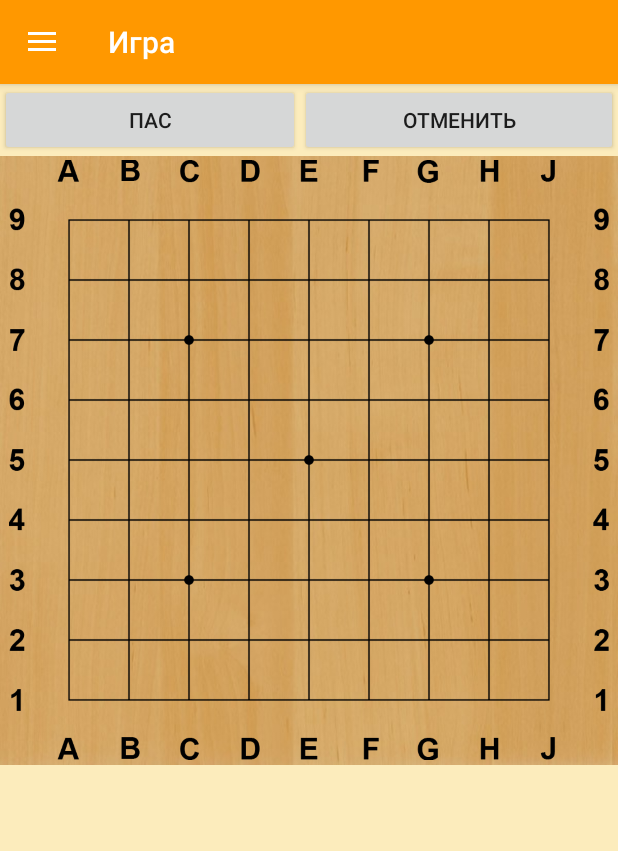
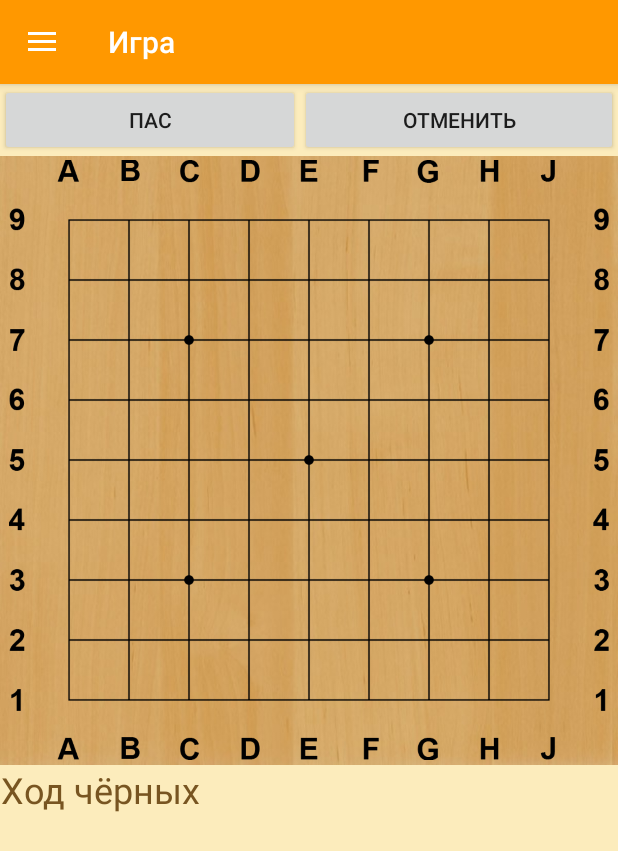
Before and after one commit to pe5ha/GoLearn, an Android app: the screen it shows after launch (MainActivity), after a tap on "Игра вдвоём", on a phone screen of 412 x 824 dp. Shown: the top 851 px of the screen. Run offline under Robolectric (Android 15) with nearby library versions, the phone set to English and light mode, and no system bars; 3 other taps on this screen came first.

Commit message:
add turnCounter view

```diff
--- a/app/src/main/java/ru/johnlayming/goboard/GameUI.java
+++ b/app/src/main/java/ru/johnlayming/goboard/GameUI.java
@@ -7,6 +7,7 @@ import android.view.View;
 import android.widget.Button;
 import android.widget.ImageView;
 import android.widget.RelativeLayout;
+import android.widget.TextView;
 import android.widget.Toast;
 
 public class GameUI {
@@ -29,6 +30,8 @@ public class GameUI {
 
     private Button passBtn;
     private Button returnBtn;
+
+    private TextView turnCountView;
 
     private GameState GS;
     private int pointX;
@@ -59,6 +62,8 @@ public class GameUI {
         passBtn = activity.findViewById(R.id.passBtn);
         returnBtn = activity.findViewById(R.id.returnBtn);
 
+        turnCountView = activity.findViewById(R.id.turnCounter_view);
+
         // load from file settings
         setBlackStoneImg("stone_black_1");
         setWhiteStoneImg("stone_white_1");
@@ -79,6 +84,7 @@ public class GameUI {
             @Override
             public void onClick(View view) {
                 GS.returnMove();
+                updateGameStatus();
             }
         });
         boardView.setOnTouchListener(new View.OnTouchListener() {
@@ -97,6 +103,8 @@ public class GameUI {
                         } else if(mode==2){
                             P.moveMaked(pointX,pointY);
                         }
+
+
                     };
                 }
 
@@ -109,6 +117,10 @@ public class GameUI {
 
     }
 
+    public void updateGameStatus(){
+        if(GS.turn%2==1) turnCountView.setText("Ход чёрных");
+        else turnCountView.setText("Ход белых");
+    }
 
     public void setModeProblem(int mode){ // 0 - play, 1 - tutorial, 2 - problems
         this.mode=mode;
@@ -133,13 +145,14 @@ public class GameUI {
         stoneView.setLayoutParams(stoneLayoutParams);
         stones[y][x] = stoneView;
         boardLayout.addView(stoneView, -1);
-
+        updateGameStatus();
 
     }
     public void removeStone(int x,int y){
         boardLayout.removeView(stones[y][x]);
         //stones[y][x].setImageDrawable(null); ???? not work
         stones[y][x]=null;
+        updateGameStatus();
     }
 
 
--- a/app/src/main/java/ru/johnlayming/goboard/MainActivity.java
+++ b/app/src/main/java/ru/johnlayming/goboard/MainActivity.java
@@ -23,6 +23,10 @@ import android.widget.Toast;
 
 /*
 
+= счетчик ходов
+= счетчик очков
+= чей сейчас ход
+
 . доделать адеватно обучение
 . доделать адекватно игру с другом
 . сохранение игры в сгф
@@ -32,8 +36,6 @@ import android.widget.Toast;
 . приятные мелочи:
     . звук
     . задержка ответа бота
-. счётчик ходов видимый
-. чей ход показаель
 
  */
 
--- a/app/src/main/res/layout/content_main.xml
+++ b/app/src/main/res/layout/content_main.xml
@@ -146,6 +146,26 @@
 
         </RelativeLayout>
 
+        <androidx.constraintlayout.widget.ConstraintLayout
+            android:id="@+id/game_status_layout"
+            android:layout_width="match_parent"
+            android:layout_height="match_parent"
+            android:layout_below="@id/board_layout"
+            android:visibility="visible">
+
+            <TextView
+                android:id="@+id/turnCounter_view"
+                android:layout_width="wrap_content"
+                android:layout_height="wrap_content"
+                android:gravity="center_horizontal"
+                android:text="Ход чёрных"
+                android:textColor="#785521"
+                android:textSize="24sp"
+                android:visibility="visible"
+                app:layout_constraintStart_toStartOf="parent"
+                app:layout_constraintTop_toTopOf="parent" />
+        </androidx.constraintlayout.widget.ConstraintLayout>
+
 
     </RelativeLayout>
 
```
Also changed, not shown: app/src/main/java/ru/johnlayming/goboard/GameState.java (+5 -2 lines).
